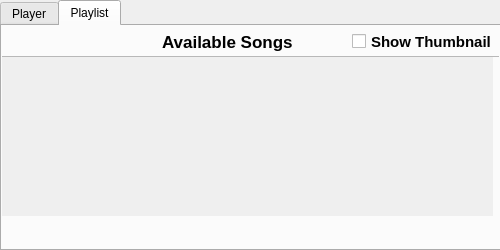
Above: uis/playlist.ui from ThiagoCorreaSilva/MushcFlow before the change. Below: the same form after it.
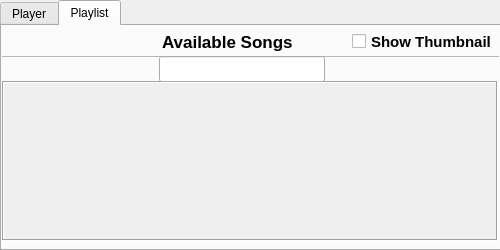
That is the form after the change.

Commit message: Added search feature

What changed in the file:
```diff
--- a/uis/playlist.ui
+++ b/uis/playlist.ui
@@ -490,8 +490,8 @@
      <property name="geometry">
       <rect>
        <x>0</x>
-       <y>30</y>
-       <width>491</width>
+       <y>55</y>
+       <width>496</width>
        <height>160</height>
       </rect>
      </property>
@@ -502,7 +502,7 @@
       </sizepolicy>
      </property>
      <property name="frameShape">
-      <enum>QFrame::Shape::NoFrame</enum>
+      <enum>QFrame::Shape::Box</enum>
      </property>
      <property name="verticalScrollBarPolicy">
       <enum>Qt::ScrollBarPolicy::ScrollBarAsNeeded</enum>
@@ -521,8 +521,8 @@
        <rect>
         <x>0</x>
         <y>0</y>
-        <width>491</width>
-        <height>160</height>
+        <width>492</width>
+        <height>156</height>
        </rect>
       </property>
      </widget>
@@ -634,6 +634,16 @@
       </property>
      </widget>
     </widget>
+    <widget class="QLineEdit" name="search_label">
+     <property name="geometry">
+      <rect>
+       <x>157</x>
+       <y>30</y>
+       <width>166</width>
+       <height>26</height>
+      </rect>
+     </property>
+    </widget>
    </widget>
   </widget>
  </widget>
```
The commit also changes 4 other files.
